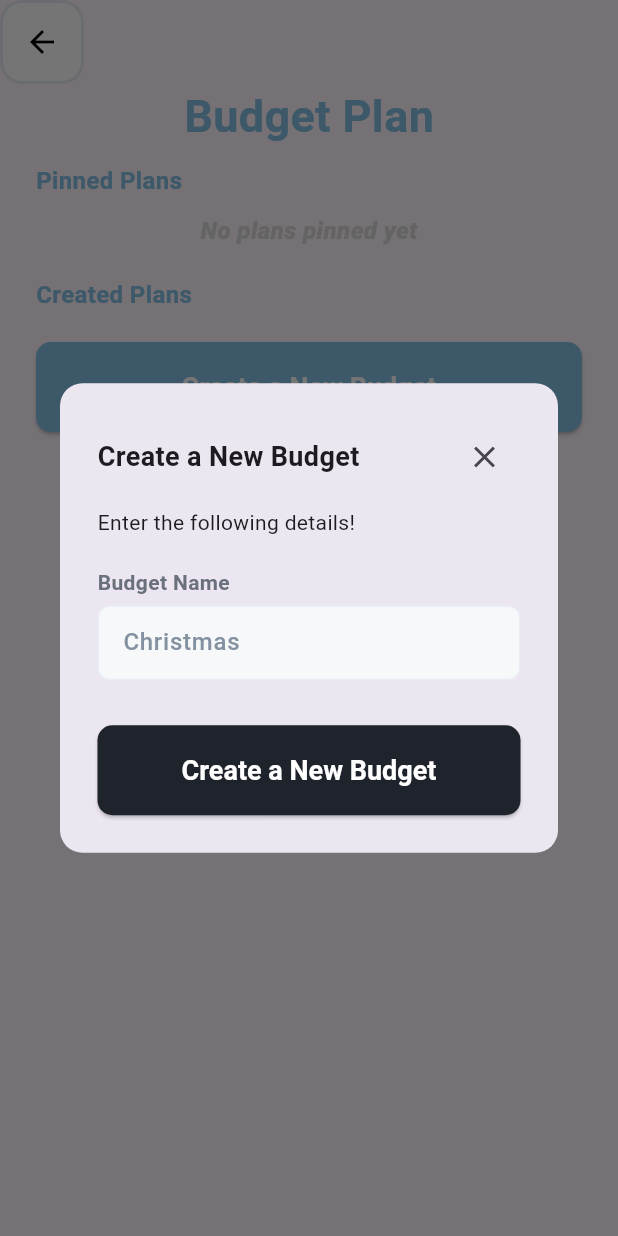
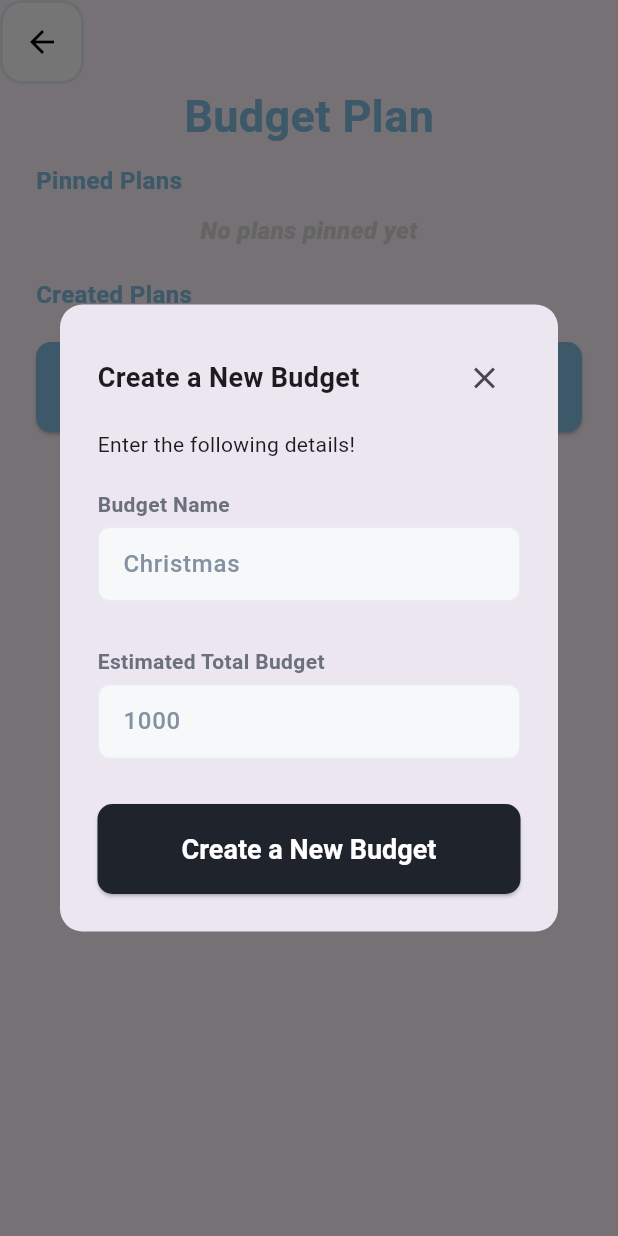
Before and after one commit to Fynaura/fynaura, a Flutter app: the CollabMain screen opened directly, after a tap on "Create a New Budget", on a phone screen of 412 x 824 dp. Run offline on Flutter 3.47's test engine with Material 3 defaults, Android fonts, the phone set to English and light mode, and no system bars; Roboto replaces fonts that are missing (Urbanist).

Commit message:
Update collab-main.dart

```diff
--- a/lib/pages/collab-budgeting/collab-main.dart
+++ b/lib/pages/collab-budgeting/collab-main.dart
@@ -146,7 +146,22 @@ class CustomPopup extends StatelessWidget {
               controller: TextEditingController(),
             ),
             const SizedBox(height: 30),
+            const Text(
+              "Estimated Total Budget",
+              style: TextStyle(
+                fontFamily: 'Urbanist',
+                fontWeight: FontWeight.w600,
+                fontSize: 14,
+                color: const Color(0xFF6A707C),
+              ),
+            ),
+            const SizedBox(height: 5),
 
+            CustomInputField(
+              hintText: "1000",
+              controller: TextEditingController(),
+            ),
+            const SizedBox(height: 30),
             CustomButton(
               text: "Create a New Budget",
               backgroundColor: const Color(0xFF1E232C),
```
